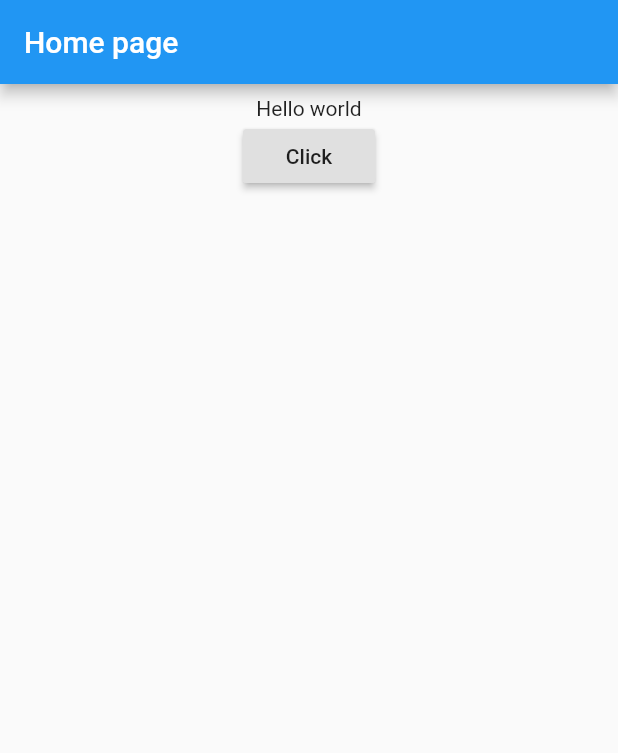
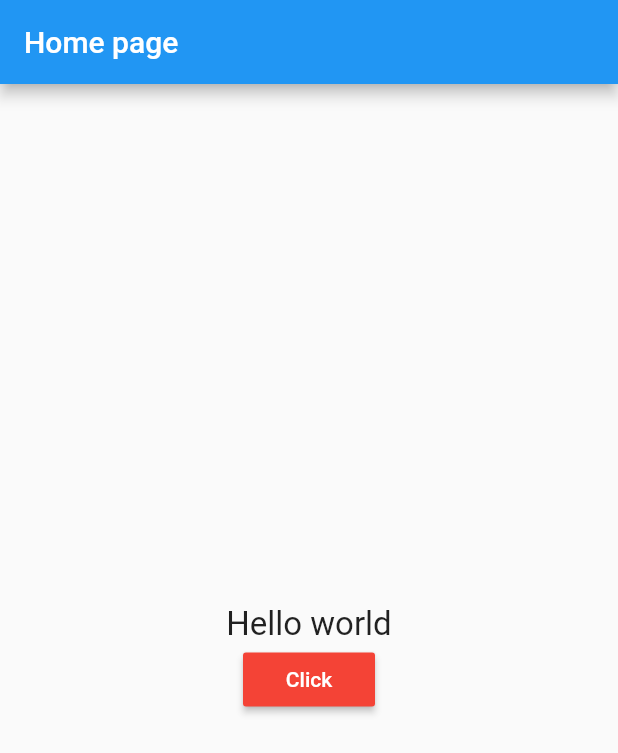
Before and after one commit to Harin-Kaklotar/flutter_app, a Flutter app: the screen it shows after launch, on a phone screen of 412 x 824 dp. Shown: the top 753 px of the screen. Run offline on Flutter 3.47's test engine with Material 2 defaults, Android fonts, the phone set to English and light mode, and no system bars.

Commit message:
update style

```diff
--- a/lib/main.dart
+++ b/lib/main.dart
@@ -20,7 +20,6 @@ class HomePage extends StatefulWidget {
 }
 
 class _HomePageState extends State<HomePage> {
-
   String myText = "Hello world";
 
   @override
@@ -38,11 +37,16 @@ class _HomePageState extends State<HomePage> {
       padding: const EdgeInsets.all(8.0),
       child: new Center(
         child: new Column(
+          mainAxisAlignment: MainAxisAlignment.center,
           children: <Widget>[
-            new Text(myText),
+            new Text(myText, style: new TextStyle(fontSize: 22.0),),
             new RaisedButton(
-              child: new Text("Click"),
+              child: new Text(
+                "Click",
+                style: new TextStyle(color: Colors.white),
+              ),
               onPressed: _changeText,
+              color: Colors.red,
             )
           ],
         ),
@@ -52,9 +56,9 @@ class _HomePageState extends State<HomePage> {
 
   void _changeText() {
     setState(() {
-      if(myText.startsWith("H")){
+      if (myText.startsWith("H")) {
         myText = "Welcome to flutter";
-      }else{
+      } else {
         myText = "Hello world";
       }
     });
```
